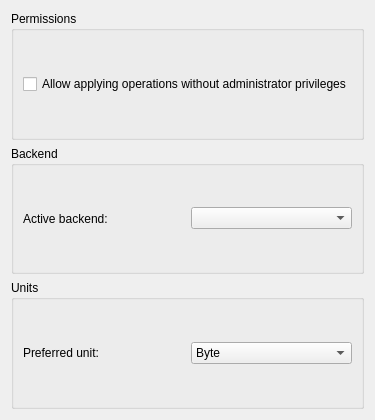
Qt form src/config/configurepageadvanced.ui (KDE/partitionmanager) before a commit.
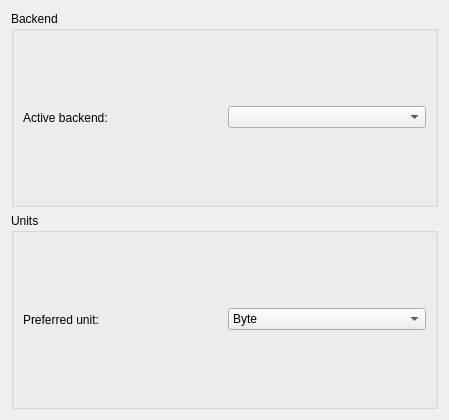
The same form after that commit.

Commit message: Removed config option to apply operations as non-root

The edit to the form file:
```diff
--- a/src/config/configurepageadvanced.ui
+++ b/src/config/configurepageadvanced.ui
@@ -6,39 +6,11 @@
    <rect>
     <x>0</x>
     <y>0</y>
-    <width>367</width>
+    <width>449</width>
     <height>420</height>
    </rect>
   </property>
   <layout class="QVBoxLayout" name="verticalLayout">
-   <item>
-    <widget class="QGroupBox" name="groupBox">
-     <property name="sizePolicy">
-      <sizepolicy hsizetype="Preferred" vsizetype="Preferred">
-       <horstretch>0</horstretch>
-       <verstretch>1</verstretch>
-      </sizepolicy>
-     </property>
-     <property name="title">
-      <string>Permissions</string>
-     </property>
-     <layout class="QGridLayout" name="gridLayout">
-      <item row="0" column="0">
-       <widget class="QCheckBox" name="kcfg_allowApplyOperationsAsNonRoot">
-        <property name="sizePolicy">
-         <sizepolicy hsizetype="Minimum" vsizetype="Fixed">
-          <horstretch>0</horstretch>
-          <verstretch>0</verstretch>
-         </sizepolicy>
-        </property>
-        <property name="text">
-         <string>Allow applying operations without administrator privileges</string>
-        </property>
-       </widget>
-      </item>
-     </layout>
-    </widget>
-   </item>
    <item>
     <widget class="QGroupBox" name="groupBox_5">
      <property name="sizePolicy">
```
The commit also changes 2 other files.
